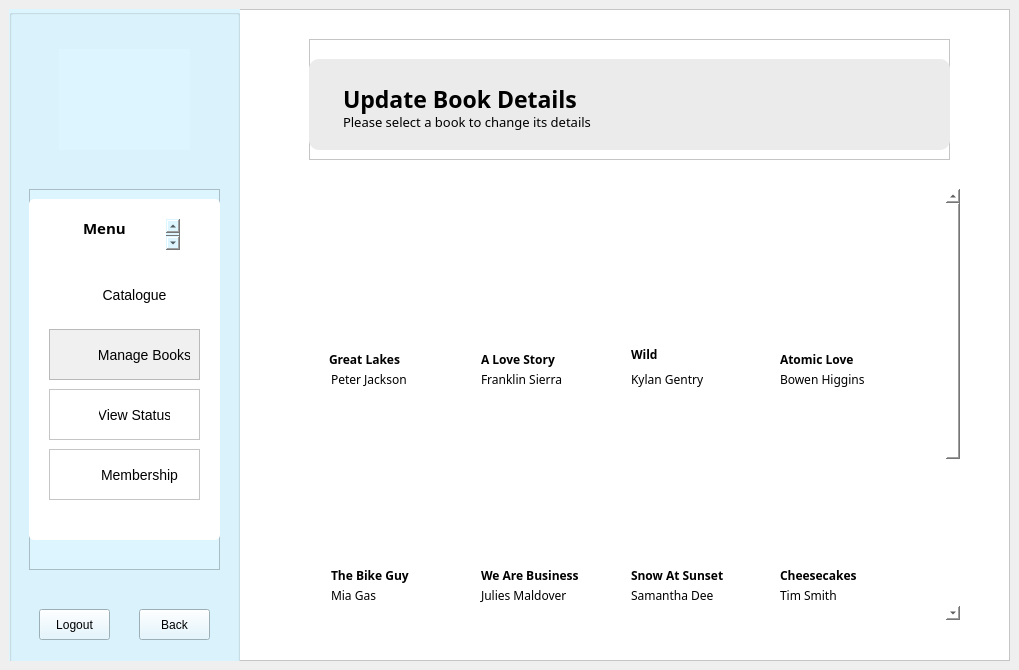
Above: LIS/adminupdatebook.ui from TenacioussD/library_information_system before the change. Below: the same form after it.
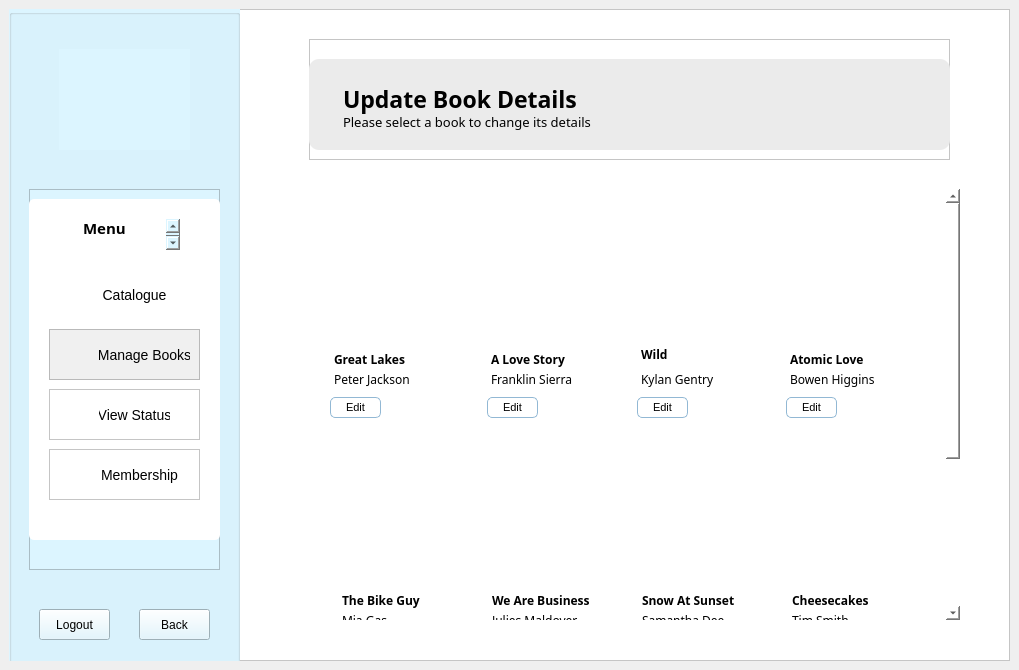
That is the form after the change. Icons and pictures are not drawn.

```diff
--- a/LIS/adminupdatebook.ui
+++ b/LIS/adminupdatebook.ui
@@ -613,8 +613,8 @@
               <rect>
                <x>309</x>
                <y>9</y>
-               <width>143</width>
-               <height>210</height>
+               <width>131</width>
+               <height>231</height>
               </rect>
              </property>
              <property name="frameShape">
@@ -626,7 +626,7 @@
              <widget class="QLabel" name="label_36">
               <property name="geometry">
                <rect>
-                <x>0</x>
+                <x>10</x>
                 <y>0</y>
                 <width>111</width>
                 <height>141</height>
@@ -645,10 +645,10 @@
              <widget class="QFrame" name="frame_60">
               <property name="geometry">
                <rect>
-                <x>0</x>
-                <y>150</y>
-                <width>111</width>
-                <height>41</height>
+                <x>10</x>
+                <y>140</y>
+                <width>121</width>
+                <height>81</height>
                </rect>
               </property>
               <property name="frameShape">
@@ -661,7 +661,7 @@
                <property name="geometry">
                 <rect>
                  <x>0</x>
-                 <y>0</y>
+                 <y>10</y>
                  <width>111</width>
                  <height>21</height>
                 </rect>
@@ -694,7 +694,7 @@
                <property name="geometry">
                 <rect>
                  <x>0</x>
-                 <y>20</y>
+                 <y>30</y>
                  <width>104</width>
                  <height>21</height>
                 </rect>
@@ -713,6 +713,35 @@
                 <string>Kylan Gentry</string>
                </property>
               </widget>
+              <widget class="QPushButton" name="edit3">
+               <property name="geometry">
+                <rect>
+                 <x>0</x>
+                 <y>60</y>
+                 <width>51</width>
+                 <height>21</height>
+                </rect>
+               </property>
+               <property name="styleSheet">
+                <string notr="true">QPushButton {
+background: transparent;
+font-size: 11px;
+border: 0.5px solid;
+border-color: rgb(146, 184, 212);
+border-radius: 5px;
+}
+
+QPushButton:hover {
+	color: rgb(106, 146, 255);
+}</string>
+               </property>
+               <property name="text">
+                <string>Edit</string>
+               </property>
+               <property name="autoDefault">
+                <bool>false</bool>
+               </property>
+              </widget>
              </widget>
             </widget>
             <widget class="QFrame" name="frame_61">
@@ -825,8 +854,8 @@
             <widget class="QFrame" name="frame_63">
              <property name="geometry">
               <rect>
-               <x>9</x>
-               <y>225</y>
+               <x>0</x>
+               <y>250</y>
                <width>144</width>
                <height>211</height>
               </rect>
@@ -840,7 +869,7 @@
              <widget class="QLabel" name="label_24">
               <property name="geometry">
                <rect>
-                <x>0</x>
+                <x>20</x>
                 <y>0</y>
                 <width>111</width>
                 <height>141</height>
@@ -859,7 +888,7 @@
              <widget class="QFrame" name="frame_64">
               <property name="geometry">
                <rect>
-                <x>0</x>
+                <x>20</x>
                 <y>150</y>
                 <width>111</width>
                 <height>41</height>
@@ -1039,9 +1068,9 @@
             <widget class="QFrame" name="frame_67">
              <property name="geometry">
               <rect>
-               <x>159</x>
-               <y>225</y>
-               <width>144</width>
+               <x>160</x>
+               <y>250</y>
+               <width>141</width>
                <height>211</height>
               </rect>
              </property>
@@ -1054,7 +1083,7 @@
              <widget class="QLabel" name="label_39">
               <property name="geometry">
                <rect>
-                <x>0</x>
+                <x>10</x>
                 <y>0</y>
                 <width>111</width>
                 <height>141</height>
@@ -1073,7 +1102,7 @@
              <widget class="QFrame" name="frame_68">
               <property name="geometry">
                <rect>
-                <x>0</x>
+                <x>10</x>
                 <y>150</y>
                 <width>111</width>
                 <height>41</height>
@@ -1255,8 +1284,8 @@
               <rect>
                <x>458</x>
                <y>9</y>
-               <width>144</width>
-               <height>210</height>
+               <width>131</width>
+               <height>231</height>
               </rect>
              </property>
              <property name="frameShape">
@@ -1268,7 +1297,7 @@
              <widget class="QLabel" name="label_41">
               <property name="geometry">
                <rect>
-                <x>0</x>
+                <x>10</x>
                 <y>0</y>
                 <width>111</width>
                 <height>141</height>
@@ -1287,10 +1316,10 @@
              <widget class="QFrame" name="frame_72">
               <property name="geometry">
                <rect>
-                <x>0</x>
+                <x>10</x>
                 <y>150</y>
-                <width>111</width>
-                <height>41</height>
+                <width>121</width>
+                <height>71</height>
                </rect>
               </property>
               <property name="frameShape">
@@ -1355,15 +1384,44 @@
                 <string>Bowen Higgins</string>
                </property>
               </widget>
+              <widget class="QPushButton" name="edit4">
+               <property name="geometry">
+                <rect>
+                 <x>0</x>
+                 <y>50</y>
+                 <width>51</width>
+                 <height>21</height>
+                </rect>
+               </property>
+               <property name="styleSheet">
+                <string notr="true">QPushButton {
+background: transparent;
+font-size: 11px;
+border: 0.5px solid;
+border-color: rgb(146, 184, 212);
+border-radius: 5px;
+}
+
+QPushButton:hover {
+	color: rgb(106, 146, 255);
+}</string>
+               </property>
+               <property name="text">
+                <string>Edit</string>
+               </property>
+               <property name="autoDefault">
+                <bool>false</bool>
+               </property>
+              </widget>
              </widget>
             </widget>
             <widget class="QFrame" name="frame_73">
              <property name="geometry">
               <rect>
-               <x>9</x>
+               <x>2</x>
                <y>9</y>
-               <width>144</width>
-               <height>210</height>
+               <width>131</width>
+               <height>231</height>
               </rect>
              </property>
              <property name="frameShape">
@@ -1375,7 +1433,7 @@
              <widget class="QLabel" name="label_42">
               <property name="geometry">
                <rect>
-                <x>0</x>
+                <x>10</x>
                 <y>0</y>
                 <width>111</width>
                 <height>141</height>
@@ -1394,10 +1452,10 @@
              <widget class="QFrame" name="frame_74">
               <property name="geometry">
                <rect>
-                <x>0</x>
+                <x>10</x>
                 <y>140</y>
                 <width>111</width>
-                <height>61</height>
+                <height>81</height>
                </rect>
               </property>
               <property name="frameShape">
@@ -1415,34 +1473,40 @@
                  <height>21</height>
                 </rect>
                </property>
+               <property name="layoutDirection">
+                <enum>Qt::LeftToRight</enum>
+               </property>
                <property name="styleSheet">
                 <string notr="true">font-family: Baloo 2;
-background: white;</string>
-               </property>
-               <property name="frameShape">
-                <enum>QFrame::NoFrame</enum>
-               </property>
-               <property name="verticalScrollBarPolicy">
-                <enum>Qt::ScrollBarAlwaysOff</enum>
-               </property>
-               <property name="plainText">
-                <string>Peter Jackson</string>
-               </property>
-              </widget>
-              <widget class="QPushButton" name="greatLakes">
-               <property name="geometry">
-                <rect>
-                 <x>0</x>
-                 <y>10</y>
-                 <width>75</width>
-                 <height>24</height>
-                </rect>
-               </property>
-               <property name="styleSheet">
-                <string notr="true">QPushButton {
-font-weight: bold;
-font-family: Baloo 2;
 background: white;
+text-align: center;</string>
+               </property>
+               <property name="frameShape">
+                <enum>QFrame::NoFrame</enum>
+               </property>
+               <property name="verticalScrollBarPolicy">
+                <enum>Qt::ScrollBarAlwaysOff</enum>
+               </property>
+               <property name="plainText">
+                <string>Peter Jackson</string>
+               </property>
+              </widget>
+              <widget class="QPushButton" name="edit1">
+               <property name="geometry">
+                <rect>
+                 <x>0</x>
+                 <y>60</y>
+                 <width>51</width>
+                 <height>21</height>
+                </rect>
+               </property>
+               <property name="styleSheet">
+                <string notr="true">QPushButton {
+background: transparent;
+font-size: 11px;
+border: 0.5px solid;
+border-color: rgb(146, 184, 212);
+border-radius: 5px;
 }
 
 QPushButton:hover {
@@ -1450,6 +1514,36 @@
 }</string>
                </property>
                <property name="text">
+                <string>Edit</string>
+               </property>
+               <property name="autoDefault">
+                <bool>false</bool>
+               </property>
+              </widget>
+              <widget class="QPlainTextEdit" name="title1">
+               <property name="geometry">
+                <rect>
+                 <x>0</x>
+                 <y>10</y>
+                 <width>91</width>
+                 <height>21</height>
+                </rect>
+               </property>
+               <property name="layoutDirection">
+                <enum>Qt::LeftToRight</enum>
+               </property>
+               <property name="styleSheet">
+                <string notr="true">font-weight: bold;
+font-family: Baloo 2;
+background: white;</string>
+               </property>
+               <property name="frameShape">
+                <enum>QFrame::NoFrame</enum>
+               </property>
+               <property name="verticalScrollBarPolicy">
+                <enum>Qt::ScrollBarAlwaysOff</enum>
+               </property>
+               <property name="plainText">
                 <string>Great Lakes</string>
                </property>
               </widget>
@@ -1567,8 +1661,8 @@
               <rect>
                <x>159</x>
                <y>9</y>
-               <width>144</width>
-               <height>210</height>
+               <width>131</width>
+               <height>231</height>
               </rect>
              </property>
              <property name="frameShape">
@@ -1580,7 +1674,7 @@
              <widget class="QLabel" name="label_25">
               <property name="geometry">
                <rect>
-                <x>0</x>
+                <x>10</x>
                 <y>0</y>
                 <width>111</width>
                 <height>141</height>
@@ -1599,10 +1693,10 @@
              <widget class="QFrame" name="frame_35">
               <property name="geometry">
                <rect>
-                <x>0</x>
-                <y>150</y>
+                <x>10</x>
+                <y>140</y>
                 <width>111</width>
-                <height>51</height>
+                <height>81</height>
                </rect>
               </property>
               <property name="frameShape">
@@ -1615,7 +1709,7 @@
                <property name="geometry">
                 <rect>
                  <x>0</x>
-                 <y>0</y>
+                 <y>10</y>
                  <width>91</width>
                  <height>21</height>
                 </rect>
@@ -1648,8 +1742,8 @@
                <property name="geometry">
                 <rect>
                  <x>0</x>
-                 <y>20</y>
-                 <width>104</width>
+                 <y>30</y>
+                 <width>101</width>
                  <height>21</height>
                 </rect>
                </property>
@@ -1667,14 +1761,43 @@
                 <string>Franklin Sierra</string>
                </property>
               </widget>
+              <widget class="QPushButton" name="edit2">
+               <property name="geometry">
+                <rect>
+                 <x>0</x>
+                 <y>60</y>
+                 <width>51</width>
+                 <height>21</height>
+                </rect>
+               </property>
+               <property name="styleSheet">
+                <string notr="true">QPushButton {
+background: transparent;
+font-size: 11px;
+border: 0.5px solid;
+border-color: rgb(146, 184, 212);
+border-radius: 5px;
+}
+
+QPushButton:hover {
+	color: rgb(106, 146, 255);
+}</string>
+               </property>
+               <property name="text">
+                <string>Edit</string>
+               </property>
+               <property name="autoDefault">
+                <bool>false</bool>
+               </property>
+              </widget>
              </widget>
             </widget>
             <widget class="QFrame" name="frame_77">
              <property name="geometry">
               <rect>
-               <x>458</x>
-               <y>225</y>
-               <width>144</width>
+               <x>460</x>
+               <y>250</y>
+               <width>131</width>
                <height>211</height>
               </rect>
              </property>
@@ -1687,7 +1810,7 @@
              <widget class="QLabel" name="label_44">
               <property name="geometry">
                <rect>
-                <x>0</x>
+                <x>10</x>
                 <y>0</y>
                 <width>111</width>
                 <height>141</height>
@@ -1706,7 +1829,7 @@
              <widget class="QFrame" name="frame_78">
               <property name="geometry">
                <rect>
-                <x>0</x>
+                <x>10</x>
                 <y>150</y>
                 <width>111</width>
                 <height>41</height>
@@ -1779,9 +1902,9 @@
             <widget class="QFrame" name="frame_79">
              <property name="geometry">
               <rect>
-               <x>309</x>
-               <y>225</y>
-               <width>143</width>
+               <x>310</x>
+               <y>250</y>
+               <width>131</width>
                <height>211</height>
               </rect>
              </property>
@@ -1794,7 +1917,7 @@
              <widget class="QLabel" name="label_45">
               <property name="geometry">
                <rect>
-                <x>0</x>
+                <x>10</x>
                 <y>0</y>
                 <width>111</width>
                 <height>141</height>
@@ -1813,7 +1936,7 @@
              <widget class="QFrame" name="frame_80">
               <property name="geometry">
                <rect>
-                <x>0</x>
+                <x>10</x>
                 <y>150</y>
                 <width>111</width>
                 <height>41</height>
```
Left out of the diff: 62 changed lines with no effect on the pictures.
